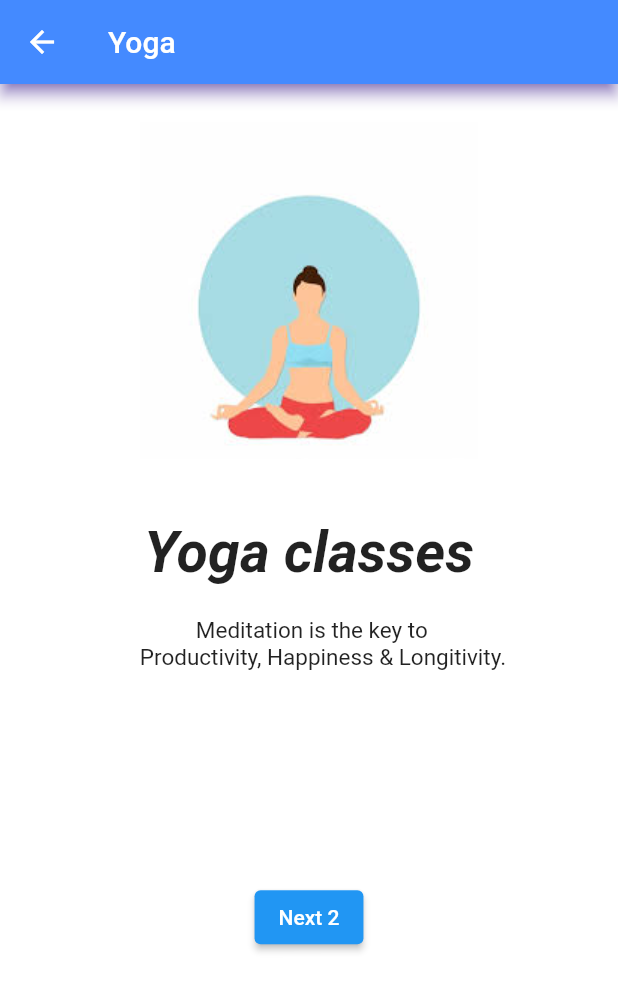
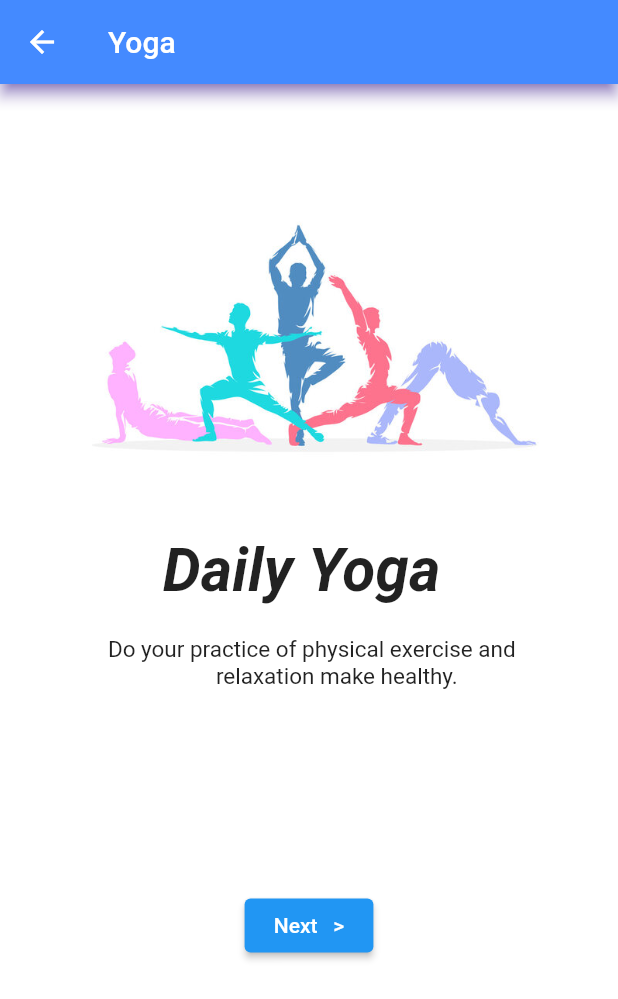
Before and after one commit to kirtijangid/yoga_app, a Flutter app: the Page2 screen opened directly, on a phone screen of 412 x 824 dp. Shown: the top 999 px of the screen. Run offline on Flutter 3.47's test engine with Material 2 defaults, Android fonts, the phone set to English and light mode, and no system bars.

Commit message:
creating 3 pages and navigating & controlling them

```diff
--- a/lib/main.dart
+++ b/lib/main.dart
@@ -1,4 +1,3 @@
-import 'dart:math';
 
 import 'package:flutter/material.dart';
 import 'pages/home.dart';
--- a/lib/pages/home.dart
+++ b/lib/pages/home.dart
@@ -64,7 +64,7 @@ class Home extends StatelessWidget {
                   Container(
                     margin: EdgeInsets.only(top: 20),
                     child: ElevatedButton(
-                        child: Text('Next'),
+                        child: Text(' Next   >' ),
                         onPressed: () {
                           print("Called - 1");
                           Navigator.push(
--- a/lib/pages/page2.dart
+++ b/lib/pages/page2.dart
@@ -22,11 +22,11 @@ class Page2 extends StatelessWidget {
             ),
             child: Column(children: [
               Container(
-                margin: EdgeInsets.only(top: 10, bottom: 20),
+                margin: EdgeInsets.only(top: 60, bottom: 20),
                 alignment: Alignment.topCenter,
                 child: ClipRRect(
                   borderRadius: BorderRadiusDirectional.horizontal(),
-                  child: Image.asset('assets/image1.jpg'),
+                  child: Image.asset('assets/image2.jpg'),
                 ),
               ),
               Expanded(
@@ -34,9 +34,9 @@ class Page2 extends StatelessWidget {
                   Container(
                     margin: EdgeInsets.only(top: 20, bottom: 10),
                     child: Text(
-                      'Yoga classes',
+                      'Daily Yoga ',
                       style: TextStyle(
-                          fontSize: 38,
+                          fontSize: 40,
                           fontStyle: FontStyle.italic,
                           fontWeight: FontWeight.bold),
                     ),
@@ -46,8 +46,8 @@ class Page2 extends StatelessWidget {
                       Container(
                         margin: const EdgeInsets.only(top: 10, bottom: 50),
                         child: const Text(
-                          ''' Meditation is the key to
-     Productivity, Happiness & Longitivity.''',
+                          ''' Do your practice of physical exercise and
+          relaxation make healthy.''',
                           textAlign: TextAlign.center,
                           style: TextStyle(
                             fontSize: 15,
@@ -64,7 +64,7 @@ class Page2 extends StatelessWidget {
                   Container(
                     margin: EdgeInsets.only(top: 20),
                     child: ElevatedButton(
-                      child: Text('Next 2'),
+                      child: Text(' Next   > '),
                       onPressed: () {
                         Navigator.push(
                           context,
```
Also changed, not shown: lib/pages/page3.dart (+86 -4 lines).
